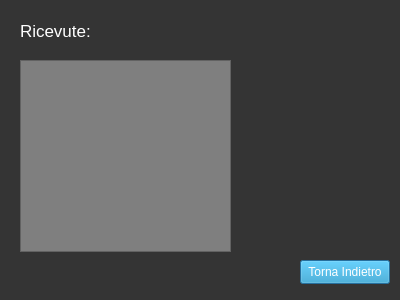
GiulianiM/Noleggio, file Viste/Cliente/GUI/visualizza_ricevute.ui: the form before one commit.
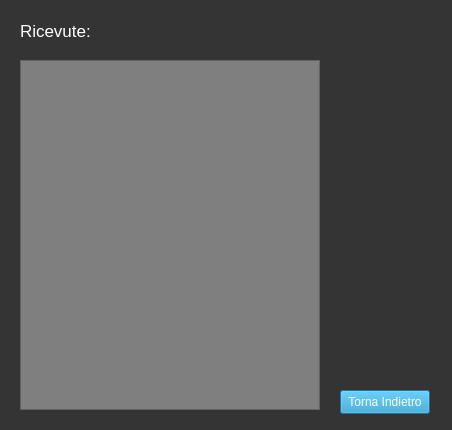
The form after the commit. Icons and pictures are not drawn.

```diff
--- a/Viste/Cliente/GUI/visualizza_ricevute.ui
+++ b/Viste/Cliente/GUI/visualizza_ricevute.ui
@@ -6,8 +6,8 @@
    <rect>
     <x>0</x>
     <y>0</y>
-    <width>400</width>
-    <height>300</height>
+    <width>452</width>
+    <height>430</height>
    </rect>
   </property>
   <property name="windowTitle">
@@ -25,8 +25,8 @@
     <rect>
      <x>20</x>
      <y>60</y>
-     <width>211</width>
-     <height>192</height>
+     <width>300</width>
+     <height>350</height>
     </rect>
    </property>
    <property name="styleSheet">
@@ -37,8 +37,8 @@
   <widget class="QPushButton" name="back_button">
    <property name="geometry">
     <rect>
-     <x>300</x>
-     <y>260</y>
+     <x>340</x>
+     <y>390</y>
      <width>90</width>
      <height>24</height>
     </rect>
@@ -56,7 +56,7 @@
     <rect>
      <x>20</x>
      <y>20</y>
-     <width>71</width>
+     <width>121</width>
      <height>21</height>
     </rect>
    </property>
```
